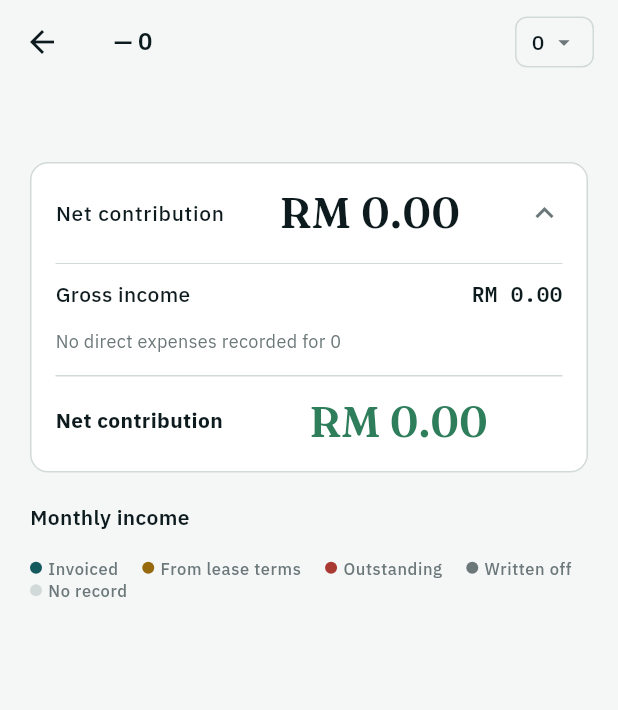
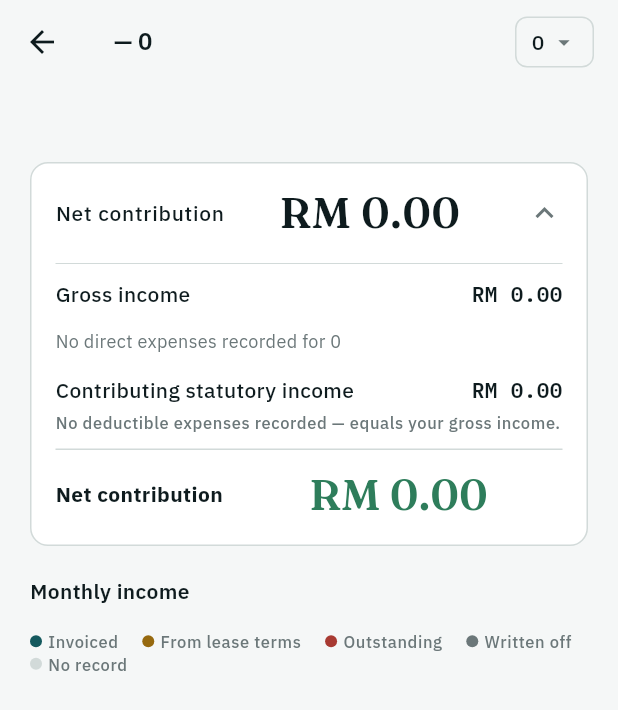
Before and after one commit to Jwongjs/Residex, a Flutter app: the UnitFinanceDetailScreen screen opened directly with empty values, after a tap on "Net contribution", on a phone screen of 412 x 824 dp. Shown: the top 710 px of the screen. Run offline on Flutter 3.47's test engine with Material 3 defaults, Android fonts, the phone set to English and light mode, and no system bars; our stand-ins replace cloud_firestore, dartz, dash_chat_2, device_info_plus, drift, equatable and 13 more; missing offline and left inert: firebase_app_check, syncfusion_flutter_pdfviewer; accounts and stored records are empty; generated files the repository leaves out were written again; network calls fail.

Commit message:
feat(finance): restore statutory income display on unit and property views
Property block: the headline is now labelled 'Statutory Rental Income/Loss'
with a clarifying caption (it was the unlabelled 'Rental Income/Loss' figure).
Unit detail: the 'Contributing statutory income' row is always shown — with
no deductible expenses it simply equals gross income, which the landlord
should still see.

Co-Authored-By: Claude Opus 4.8 <noreply@anthropic.com>

```diff
--- a/residex_app/lib/features/landlord/presentation/screens/3-Finance/unit_finance_detail_screen.dart
+++ b/residex_app/lib/features/landlord/presentation/screens/3-Finance/unit_finance_detail_screen.dart
@@ -243,6 +243,17 @@ class _UnitFinanceDetailScreenState
                       ..._buildGroupedExpenseLines(context, unit.expenseLines),
                       const SizedBox(height: 12),
                       const Divider(height: 1, color: AppColors.hairline),
+                    ] else
+                      Padding(
+                        padding: const EdgeInsets.symmetric(vertical: 4),
+                        child: Text(
+                          'No direct expenses recorded for $year',
+                          style: AppTextStyles.bodySmall.copyWith(color: AppColors.textMuted),
+                        ),
+                      ),
+                    // Statutory contribution is always shown — with no
+                    // deductible expenses it simply equals gross income, but
+                    // the landlord should still see the LHDN figure.
                     const SizedBox(height: 10),
                     Row(
                       children: [
@@ -260,20 +271,15 @@ class _UnitFinanceDetailScreenState
                     ),
                     const SizedBox(height: 4),
                     Text(
-                        'LHDN-deductible expenses only (−${formatRM(statutoryTotal)})',
+                      hasExpenses
+                          ? 'LHDN-deductible expenses only (−${formatRM(statutoryTotal)})'
+                          : 'No deductible expenses recorded — equals your gross income.',
                       style: AppTextStyles.labelSmall.copyWith(color: AppColors.textMuted),
                     ),
+                    if (hasExpenses)
                       ..._buildGroupedExpenseLines(
                         context,
                         unit.expenseLines.where((l) => l.deductible).toList(),
-                      ),
-                    ] else
-                      Padding(
-                        padding: const EdgeInsets.symmetric(vertical: 4),
-                        child: Text(
-                          'No direct expenses recorded for $year',
-                          style: AppTextStyles.bodySmall.copyWith(color: AppColors.textMuted),
-                        ),
                       ),
                     const SizedBox(height: 10),
                     const Divider(height: 1, color: AppColors.hairline),
```
Also changed, not shown: residex_app/lib/features/landlord/presentation/screens/3-Finance/finance_screen.dart (+21 -8 lines), 1 other file. Lines whose indentation alone changed are shown as unchanged.
